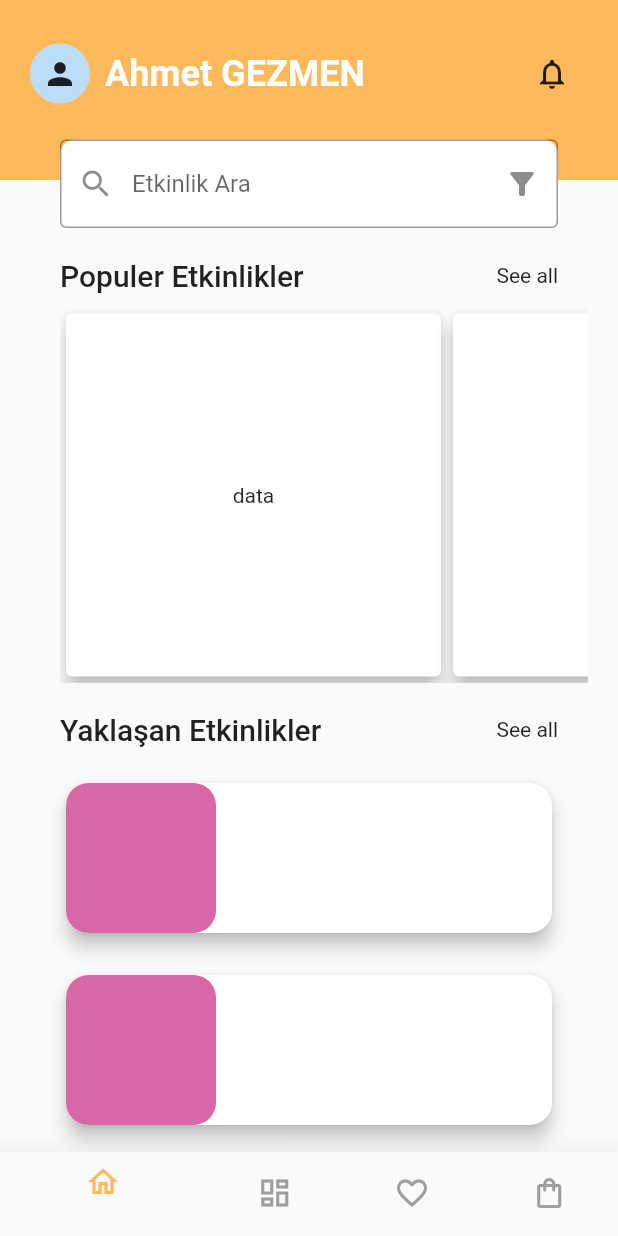
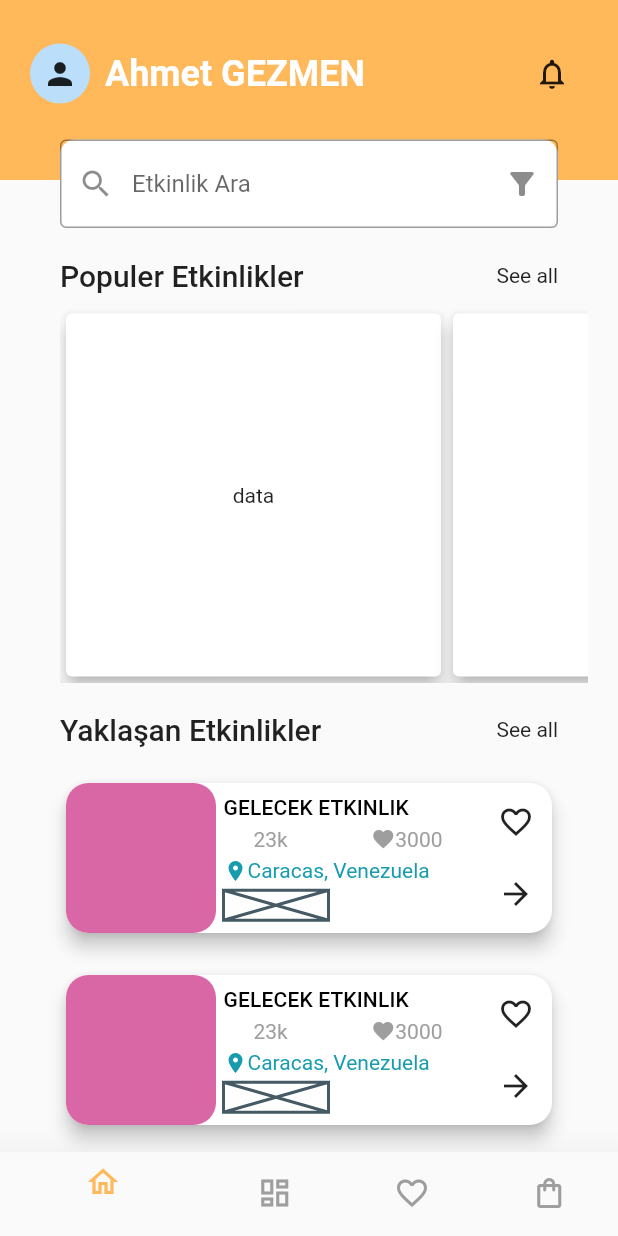
Before and after one commit to ahmetgezmen/calvesia, a Flutter app: the screen it shows after launch, on a phone screen of 412 x 824 dp. Run offline on Flutter 3.47's test engine with Material 2 defaults, Android fonts, the light colour scheme and no system bars; our stand-ins replace firebase_auth, firebase_core; accounts and stored records are empty.

Commit message:
Upcoming card tasarimi sabit olarak yazildi

```diff
--- a/lib/Utils/Style/ColorPalette.dart
+++ b/lib/Utils/Style/ColorPalette.dart
@@ -15,6 +15,15 @@ class BaseColorPalet {
       900:  Color(0xff000000),
     },
   );
-  static const MaterialColor UpcomingCardContainer  =  MaterialColor(0xffd966a5, <int, Color>{
-  100:  Color(0xfffff4e6)});
+  static const MaterialColor UpcomingCardContainer  =  MaterialColor(
+      0xffd966a5, <int, Color>{
+  100:  Color(0xffff77b8)});
+
+  static const MaterialColor LinkLabel  =  MaterialColor(
+      0xff169cad, <int, Color>{
+    100:  Color(0xff1abed3)});
+
+
+
+
 }
--- a/lib/config/thema.dart
+++ b/lib/config/thema.dart
@@ -6,6 +6,7 @@ BASEThemeData() {
     textTheme: const TextTheme(
       headlineSmall:
           TextStyle(color: Colors.white, fontWeight: FontWeight.w700),
+
     ),
     primaryColor:  BaseColorPalet.main,
     bottomNavigationBarTheme: const BottomNavigationBarThemeData(
--- a/lib/feature/onboard/view/HomePage.dart
+++ b/lib/feature/onboard/view/HomePage.dart
@@ -40,7 +40,7 @@ class BottomComponent extends StatelessWidget {
           ),
         ),
     for (int i=0; i<15; i++)
-      UpcomingEventsCardWidget(title: 'GELECEK ETKINLIKLER',)
+      UpcomingEventsCardWidget(title: 'GELECEK ETKINLIK',)
       ],
     );
   }
--- a/lib/feature/widget/UpcomingEventsCardWidget.dart
+++ b/lib/feature/widget/UpcomingEventsCardWidget.dart
@@ -26,7 +26,8 @@ class _UpcomingEventsCardWidgetState extends State<UpcomingEventsCardWidget> {
       child: Card(
         shape: RoundedRectangleBorder(
           borderRadius: BorderRadius.circular(15.0),
-        ),        elevation: 5,
+        ),
+        elevation: 5,
         child: Row(
           children: <Widget>[
             SizedBox(
@@ -34,10 +35,68 @@ class _UpcomingEventsCardWidgetState extends State<UpcomingEventsCardWidget> {
               width: 100,
               child: Container(
                 decoration: BoxDecoration(
-                  color: BaseColorPalet.UpcomingCardContainer,
-                  borderRadius: BorderRadius.circular(15.0)
-                ) ,
+                    color: BaseColorPalet.UpcomingCardContainer,
+                    borderRadius: BorderRadius.circular(15.0)),
               ),
+            ),
+            Expanded(
+              child: Column(
+                crossAxisAlignment: CrossAxisAlignment.start,
+                children: [
+                  Padding(
+                    padding: const EdgeInsets.all(5.0),
+                    child: Text(
+                      widget.title,
+                      style: Theme.of(context).textTheme.titleSmall,
+                    ),
+                  ),
+                  Padding(
+                    padding: const EdgeInsets.symmetric(horizontal: 25),
+                    child: Row(
+                      children: const <Widget>[
+                        Expanded(
+                          child: Text(
+                            "23k",
+                            style: TextStyle(color: Colors.grey),
+                          ),
+                        ),
+                        Icon(Icons.favorite, color: Colors.grey, size: 16,),
+                        Text(
+                          "3000",
+                          style: TextStyle(color: Colors.grey),
+                        )
+                      ],
+                    ),
+                  ),
+                  Padding(
+                    padding: const EdgeInsets.only(left: 5.0,top: 5.0 , bottom: 5.0),
+                    child: Row(
+                      children: const [
+                        Icon(Icons.location_on, size: 16, color: BaseColorPalet.LinkLabel,),
+                        Text("Caracas, Venezuela", style: TextStyle(
+                            color: BaseColorPalet.LinkLabel
+                        ),),
+                      ],
+                    ),
+                  ),
+                  Padding(
+                    padding: const EdgeInsets.only(left: 5.0, bottom: 5.0),
+                    child: const SizedBox(height: 20, width: 70, child: Placeholder()),
+                  )
+                ],
+              ),
+            ),
+            Column(
+              children: [
+                IconButton(
+                  onPressed: () {},
+                  icon: Icon(Icons.favorite_outline),
+                ),
+                IconButton(
+                  onPressed: () {},
+                  icon: Icon(Icons.arrow_forward),
+                ),
+              ],
             )
           ],
         ),
```
